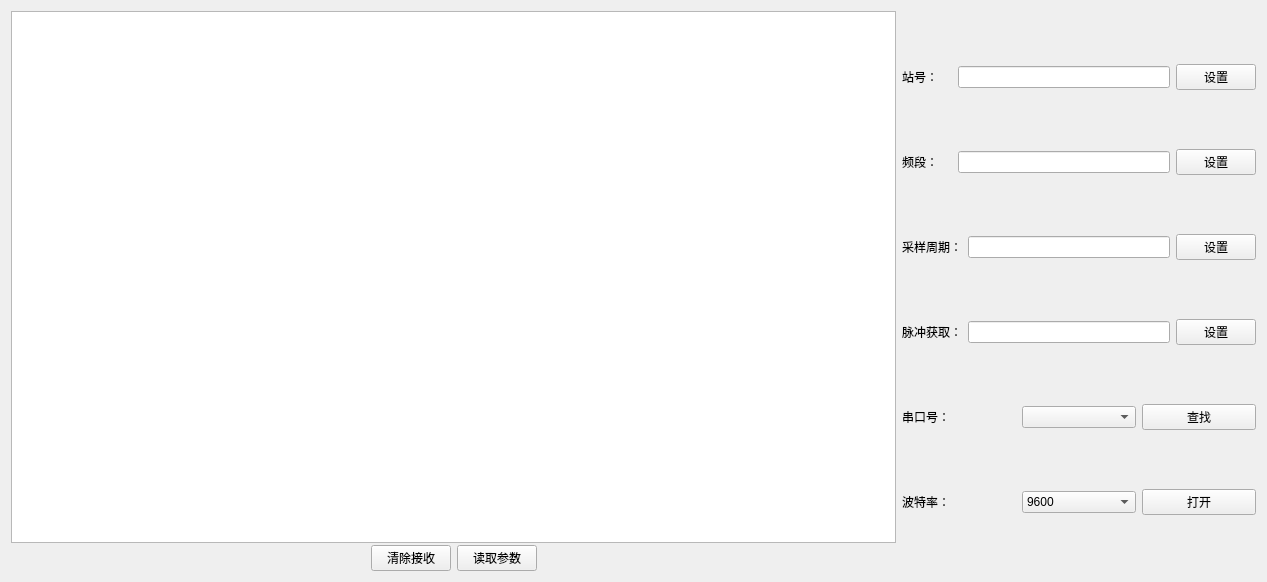
Old version of the form Phserial/widget.ui in the repository lemonvv/QtSerial.
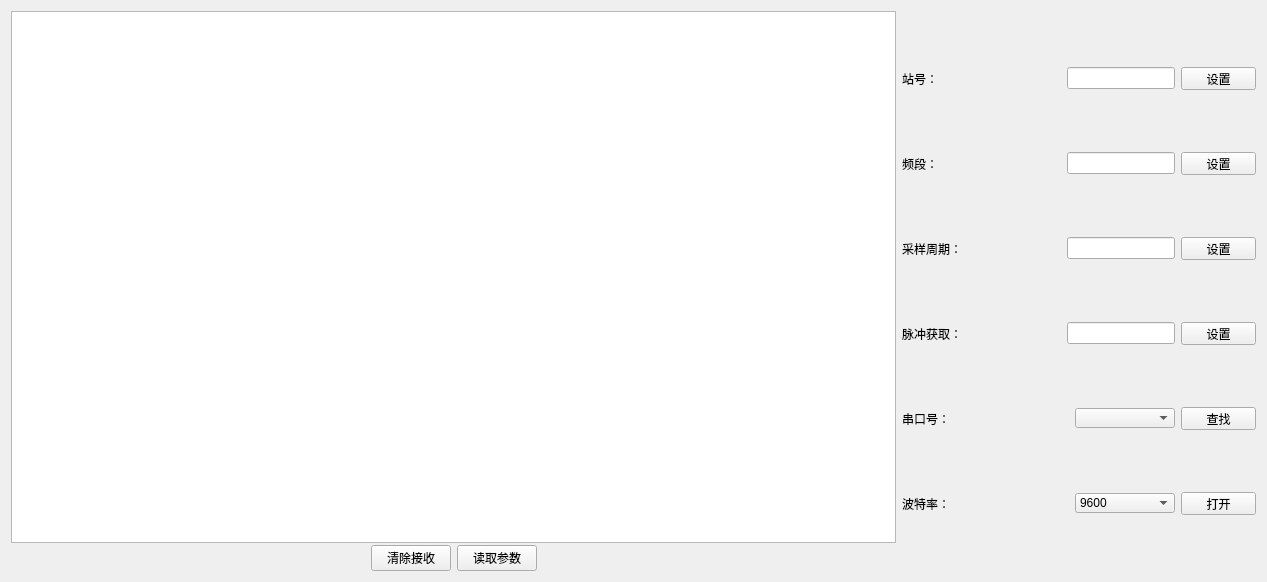
New version of the form. Icons and pictures are not drawn.

Patch:
```diff
--- a/Phserial/widget.ui
+++ b/Phserial/widget.ui
@@ -89,10 +89,23 @@
           </widget>
          </item>
          <item>
-          <widget class="QLineEdit" name="lineEdit_station"/>
+          <widget class="QLineEdit" name="lineEdit_station">
+           <property name="sizePolicy">
+            <sizepolicy hsizetype="Fixed" vsizetype="Fixed">
+             <horstretch>0</horstretch>
+             <verstretch>0</verstretch>
+            </sizepolicy>
+           </property>
+          </widget>
          </item>
          <item>
           <widget class="QPushButton" name="pushButton_stationSet">
+           <property name="maximumSize">
+            <size>
+             <width>75</width>
+             <height>23</height>
+            </size>
+           </property>
            <property name="text">
             <string>设置</string>
            </property>
@@ -110,10 +123,23 @@
           </widget>
          </item>
          <item>
-          <widget class="QLineEdit" name="lineEdit_freq"/>
+          <widget class="QLineEdit" name="lineEdit_freq">
+           <property name="sizePolicy">
+            <sizepolicy hsizetype="Fixed" vsizetype="Fixed">
+             <horstretch>0</horstretch>
+             <verstretch>0</verstretch>
+            </sizepolicy>
+           </property>
+          </widget>
          </item>
          <item>
           <widget class="QPushButton" name="pushButton_freqSet">
+           <property name="maximumSize">
+            <size>
+             <width>75</width>
+             <height>23</height>
+            </size>
+           </property>
            <property name="text">
             <string>设置</string>
            </property>
@@ -131,13 +157,26 @@
           </widget>
          </item>
          <item>
-          <widget class="QLineEdit" name="lineEdit_samp"/>
+          <widget class="QLineEdit" name="lineEdit_samp">
+           <property name="sizePolicy">
+            <sizepolicy hsizetype="Fixed" vsizetype="Fixed">
+             <horstretch>0</horstretch>
+             <verstretch>0</verstretch>
+            </sizepolicy>
+           </property>
+          </widget>
          </item>
          <item>
           <widget class="QPushButton" name="pushButton_sampSet">
            <property name="enabled">
             <bool>true</bool>
            </property>
+           <property name="maximumSize">
+            <size>
+             <width>75</width>
+             <height>23</height>
+            </size>
+           </property>
            <property name="text">
             <string>设置</string>
            </property>
@@ -155,10 +194,29 @@
           </widget>
          </item>
          <item>
-          <widget class="QLineEdit" name="lineEdit_pulse"/>
+          <widget class="QLineEdit" name="lineEdit_pulse">
+           <property name="sizePolicy">
+            <sizepolicy hsizetype="Fixed" vsizetype="Fixed">
+             <horstretch>0</horstretch>
+             <verstretch>0</verstretch>
+            </sizepolicy>
+           </property>
+          </widget>
          </item>
          <item>
           <widget class="QPushButton" name="pushButton_pulseSet">
+           <property name="sizePolicy">
+            <sizepolicy hsizetype="Fixed" vsizetype="Fixed">
+             <horstretch>0</horstretch>
+             <verstretch>0</verstretch>
+            </sizepolicy>
+           </property>
+           <property name="maximumSize">
+            <size>
+             <width>75</width>
+             <height>23</height>
+            </size>
+           </property>
            <property name="text">
             <string>设置</string>
            </property>
@@ -180,6 +238,36 @@
            <property name="enabled">
             <bool>true</bool>
            </property>
+           <property name="sizePolicy">
+            <sizepolicy hsizetype="Fixed" vsizetype="Fixed">
+             <horstretch>0</horstretch>
+             <verstretch>0</verstretch>
+            </sizepolicy>
+           </property>
+           <property name="minimumSize">
+            <size>
+             <width>100</width>
+             <height>20</height>
+            </size>
+           </property>
+           <property name="maximumSize">
+            <size>
+             <width>100</width>
+             <height>20</height>
+            </size>
+           </property>
+           <property name="sizeIncrement">
+            <size>
+             <width>0</width>
+             <height>0</height>
+            </size>
+           </property>
+           <property name="baseSize">
+            <size>
+             <width>0</width>
+             <height>0</height>
+            </size>
+           </property>
            <property name="editable">
             <bool>false</bool>
            </property>
@@ -187,6 +275,36 @@
          </item>
          <item>
           <widget class="QPushButton" name="pushButton_serchSerial">
+           <property name="sizePolicy">
+            <sizepolicy hsizetype="Fixed" vsizetype="Fixed">
+             <horstretch>0</horstretch>
+             <verstretch>0</verstretch>
+            </sizepolicy>
+           </property>
+           <property name="minimumSize">
+            <size>
+             <width>75</width>
+             <height>23</height>
+            </size>
+           </property>
+           <property name="maximumSize">
+            <size>
+             <width>73</width>
+             <height>23</height>
+            </size>
+           </property>
+           <property name="sizeIncrement">
+            <size>
+             <width>0</width>
+             <height>0</height>
+            </size>
+           </property>
+           <property name="baseSize">
+            <size>
+             <width>0</width>
+             <height>0</height>
+            </size>
+           </property>
            <property name="text">
             <string>查找</string>
            </property>
@@ -208,6 +326,36 @@
            <property name="enabled">
             <bool>true</bool>
            </property>
+           <property name="sizePolicy">
+            <sizepolicy hsizetype="Fixed" vsizetype="Fixed">
+             <horstretch>0</horstretch>
+             <verstretch>0</verstretch>
+            </sizepolicy>
+           </property>
+           <property name="minimumSize">
+            <size>
+             <width>100</width>
+             <height>20</height>
+            </size>
+           </property>
+           <property name="maximumSize">
+            <size>
+             <width>100</width>
+             <height>20</height>
+            </size>
+           </property>
+           <property name="sizeIncrement">
+            <size>
+             <width>0</width>
+             <height>0</height>
+            </size>
+           </property>
+           <property name="baseSize">
+            <size>
+             <width>0</width>
+             <height>0</height>
+            </size>
+           </property>
            <item>
             <property name="text">
              <string>9600</string>
@@ -227,6 +375,36 @@
          </item>
          <item>
           <widget class="QPushButton" name="pushButton_openSerial">
+           <property name="sizePolicy">
+            <sizepolicy hsizetype="Fixed" vsizetype="Fixed">
+             <horstretch>0</horstretch>
+             <verstretch>0</verstretch>
+            </sizepolicy>
+           </property>
+           <property name="minimumSize">
+            <size>
+             <width>75</width>
+             <height>23</height>
+            </size>
+           </property>
+           <property name="maximumSize">
+            <size>
+             <width>75</width>
+             <height>23</height>
+            </size>
+           </property>
+           <property name="sizeIncrement">
+            <size>
+             <width>0</width>
+             <height>0</height>
+            </size>
+           </property>
+           <property name="baseSize">
+            <size>
+             <width>0</width>
+             <height>0</height>
+            </size>
+           </property>
            <property name="text">
             <string>打开</string>
            </property>
```
